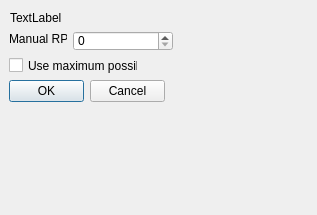
This is gui_setmanualrpm.ui in Shub77/phoebetria-code as Qt 5 draws it before an edit. The edited form follows.
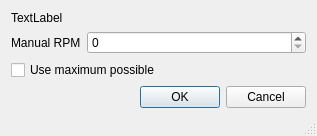
This is the edited form. Icons and pictures are not drawn.

Commit message: added a layout to the max rpm window

```diff
--- a/gui_setmanualrpm.ui
+++ b/gui_setmanualrpm.ui
@@ -7,7 +7,7 @@
     <x>0</x>
     <y>0</y>
     <width>317</width>
-    <height>215</height>
+    <height>136</height>
    </rect>
   </property>
   <property name="windowTitle">
@@ -17,31 +17,26 @@
    <iconset resource="gui_resources.qrc">
     <normaloff>:/Images/icons/32x32/phoebetria.png</normaloff>:/Images/icons/32x32/phoebetria.png</iconset>
   </property>
-  <widget class="QDialogButtonBox" name="buttonBox">
-   <property name="geometry">
-    <rect>
-     <x>9</x>
-     <y>80</y>
-     <width>156</width>
-     <height>23</height>
-    </rect>
-   </property>
-   <property name="orientation">
-    <enum>Qt::Horizontal</enum>
-   </property>
-   <property name="standardButtons">
-    <set>QDialogButtonBox::Cancel|QDialogButtonBox::Ok</set>
-   </property>
-  </widget>
+  <property name="sizeGripEnabled">
+   <bool>true</bool>
+  </property>
+  <layout class="QFormLayout" name="formLayout">
+   <item row="0" column="0" colspan="2">
+    <widget class="QLabel" name="ctrl_title">
+     <property name="text">
+      <string>TextLabel</string>
+     </property>
+    </widget>
+   </item>
+   <item row="1" column="0">
+    <widget class="QLabel" name="label">
+     <property name="text">
+      <string>Manual RPM</string>
+     </property>
+    </widget>
+   </item>
+   <item row="1" column="1">
   <widget class="QSpinBox" name="ctrl_manualRpm">
-   <property name="geometry">
-    <rect>
-     <x>73</x>
-     <y>31</y>
-     <width>100</width>
-     <height>20</height>
-    </rect>
-   </property>
    <property name="sizePolicy">
     <sizepolicy hsizetype="MinimumExpanding" vsizetype="Fixed">
      <horstretch>0</horstretch>
@@ -61,45 +56,25 @@
     <number>100</number>
    </property>
   </widget>
-  <widget class="QLabel" name="label">
-   <property name="geometry">
-    <rect>
-     <x>9</x>
-     <y>31</y>
-     <width>58</width>
-     <height>16</height>
-    </rect>
-   </property>
-   <property name="text">
-    <string>Manual RPM</string>
-   </property>
-  </widget>
+   </item>
+   <item row="2" column="0" colspan="2">
   <widget class="QCheckBox" name="ctrl_useMaxRpm">
-   <property name="geometry">
-    <rect>
-     <x>9</x>
-     <y>57</y>
-     <width>129</width>
-     <height>17</height>
-    </rect>
-   </property>
    <property name="text">
     <string>Use maximum possible</string>
    </property>
   </widget>
-  <widget class="QLabel" name="ctrl_title">
-   <property name="geometry">
-    <rect>
-     <x>10</x>
-     <y>10</y>
-     <width>291</width>
-     <height>16</height>
-    </rect>
-   </property>
-   <property name="text">
-    <string>TextLabel</string>
-   </property>
-  </widget>
+   </item>
+   <item row="3" column="0" colspan="2">
+    <widget class="QDialogButtonBox" name="buttonBox">
+     <property name="orientation">
+      <enum>Qt::Horizontal</enum>
+     </property>
+     <property name="standardButtons">
+      <set>QDialogButtonBox::Cancel|QDialogButtonBox::Ok</set>
+     </property>
+    </widget>
+   </item>
+  </layout>
  </widget>
  <resources>
   <include location="gui_resources.qrc"/>
```
Lines whose indentation alone changed are shown as unchanged.
